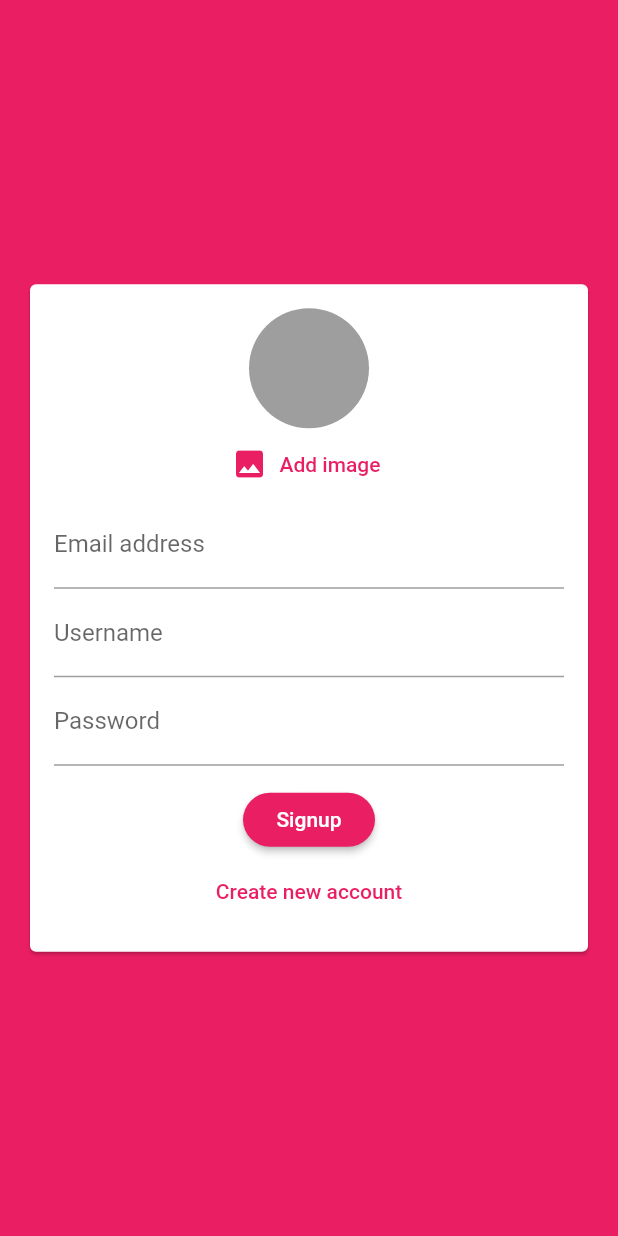
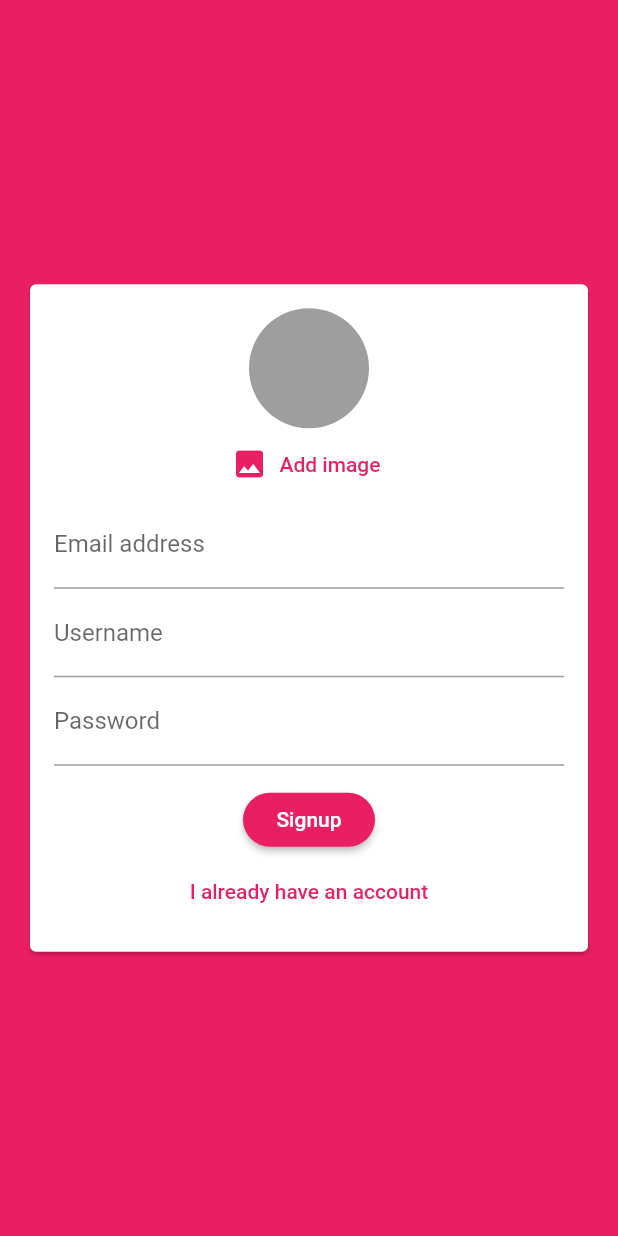
Before and after one commit to dinkelaker/flutter-chatapp, a Flutter app: the screen it shows after launch, on a phone screen of 412 x 824 dp. Run offline on Flutter 3.47's test engine with Material 2 defaults, Android fonts, the phone set to English and light mode, and no system bars; our stand-ins replace cloud_firestore, firebase_auth, firebase_messaging, firebase_storage, image_picker; accounts and stored records are empty.

Commit message:
Polishing the app for better UX

```diff
--- a/lib/main.dart
+++ b/lib/main.dart
@@ -1,3 +1,4 @@
+import 'package:chatapp/screens/splash_screen.dart';
 import 'package:firebase_auth/firebase_auth.dart';
 import 'package:flutter/material.dart';
 
@@ -29,6 +30,9 @@ class MyApp extends StatelessWidget {
         visualDensity: VisualDensity.adaptivePlatformDensity,
       ),
       home: StreamBuilder(stream:FirebaseAuth.instance.onAuthStateChanged, builder: (ctxt, userSnapshot) {
+        if (userSnapshot.connectionState == ConnectionState.waiting) {
+          return SplashScreen();
+        }
         if (userSnapshot.hasData) {
           return ChatScreen();
         } else {
--- a/lib/screens/chat_screen.dart
+++ b/lib/screens/chat_screen.dart
@@ -15,6 +15,7 @@ class ChatScreen extends StatefulWidget {
 class _ChatScreenState extends State<ChatScreen> {
   @override
   void initState() {
+    super.initState();
     final fbm = FirebaseMessaging();
     fbm.requestNotificationPermissions();
     fbm.configure(
@@ -32,7 +33,6 @@ class _ChatScreenState extends State<ChatScreen> {
       },
     );
     fbm.subscribeToTopic('chat');
-    super.initState();
   }
 
   @override
@@ -42,6 +42,7 @@ class _ChatScreenState extends State<ChatScreen> {
         title: Text('Flutter Chat'),
         actions: <Widget>[
           DropdownButton(
+            underline: Container(),
             icon: Icon(
               Icons.more_vert,
               color: Theme.of(context).primaryIconTheme.color,
--- a/lib/widgets/auth/auth_form.dart
+++ b/lib/widgets/auth/auth_form.dart
@@ -74,6 +74,8 @@ class _AuthFormState extends State<AuthForm> {
                 UserImagePicker(_pickedImage),
                 TextFormField(
                   key: ValueKey('email'),
+                  autocorrect: false,
+                  textCapitalization: TextCapitalization.none,
                   keyboardType: TextInputType.emailAddress,
                   decoration: InputDecoration(
                     labelText: 'Email address',
@@ -91,6 +93,9 @@ class _AuthFormState extends State<AuthForm> {
                 if (!_isLogin)
                   TextFormField(
                     key: ValueKey('username'),
+                    autocorrect: true,
+                    textCapitalization: TextCapitalization.words,
+                    enableSuggestions: false,
                     decoration: InputDecoration(
                       labelText: 'Username',
                     ),
@@ -132,7 +137,7 @@ class _AuthFormState extends State<AuthForm> {
                 if (!widget.isLoading)
                   FlatButton(
                     textColor: Theme.of(context).primaryColor,
-                    child: Text('Create new account'),
+                    child: (_isLogin) ? Text('Create new account') : Text('I already have an account') ,
                     onPressed: () {
                       setState(() {
                         // toggle from signed / login mode
--- a/lib/widgets/chat/new_message.dart
+++ b/lib/widgets/chat/new_message.dart
@@ -36,6 +36,9 @@ class _NewMessageState extends State<NewMessage> {
             Expanded(
               child: TextField(
                   controller: _controller,
+                  textCapitalization: TextCapitalization.sentences,
+                  autocorrect: true,
+                  enableSuggestions: true,
                   decoration: InputDecoration(labelText: 'Send'),
                   onEditingComplete: _sendMessage,
                   onChanged: (value) {
```
Also changed, not shown: lib/screens/splash_screen.dart (added, +13 -0 lines).
